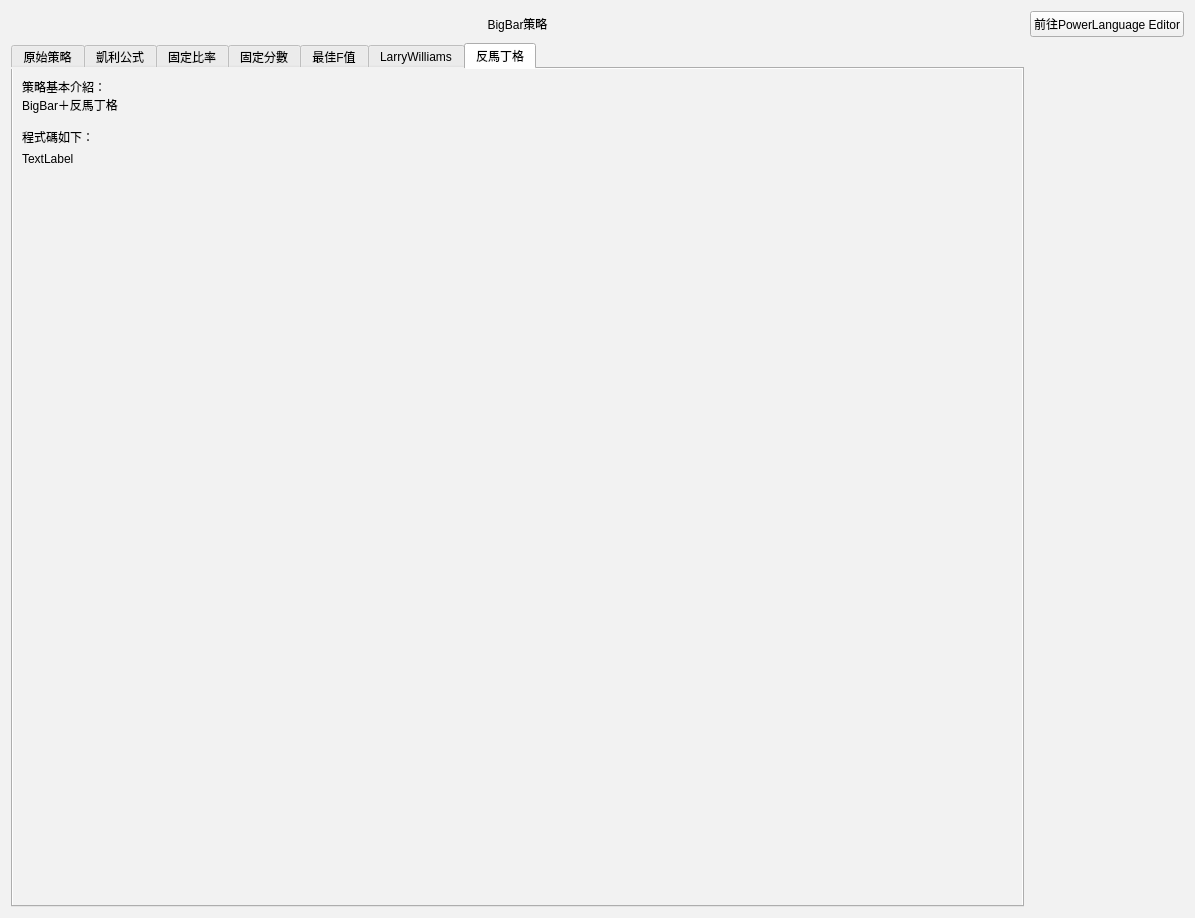
Qt form BigBar_Strategies_UI.ui (allen93075/Winner) before a commit.
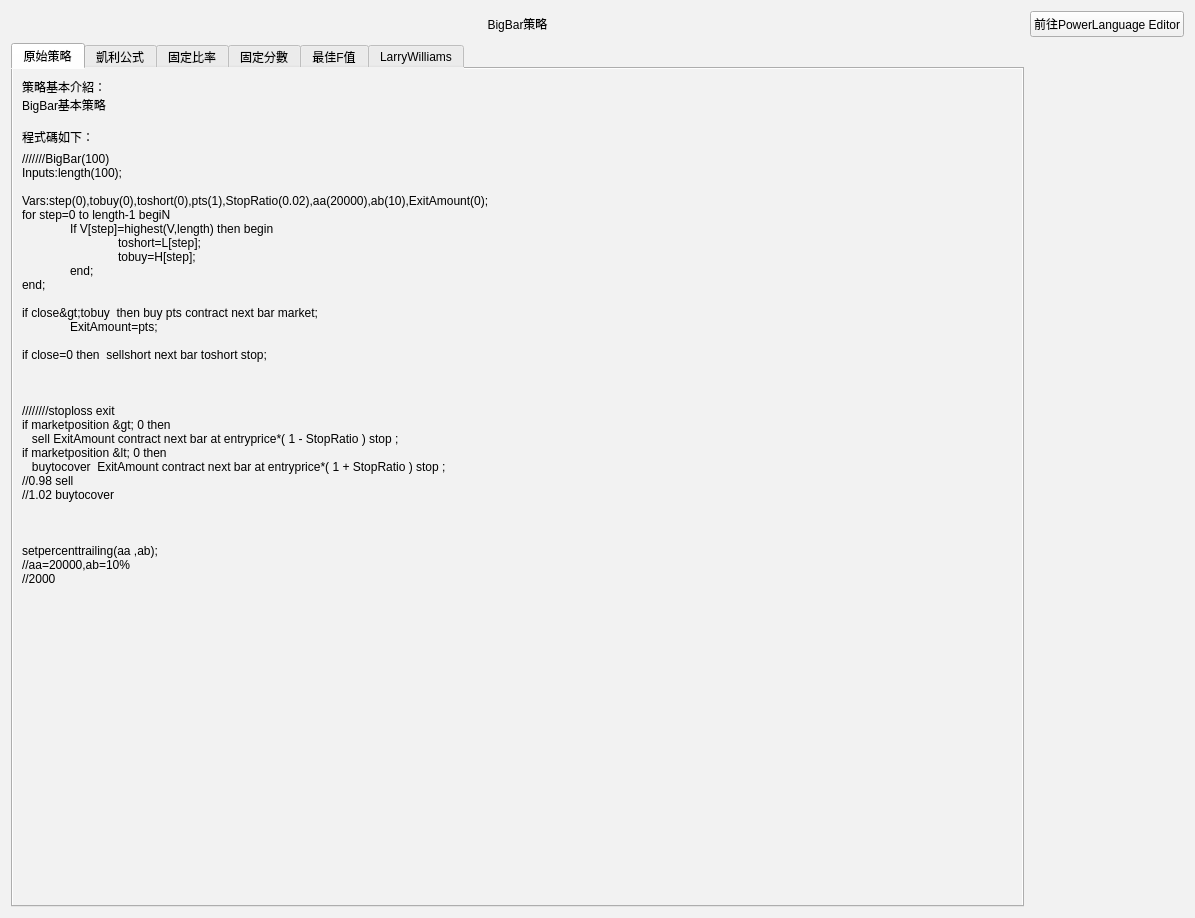
The same form after that commit. The open tabs and pages were chosen to show the change.

Diff of the .ui file:
```diff
--- a/BigBar_Strategies_UI.ui
+++ b/BigBar_Strategies_UI.ui
@@ -529,43 +529,6 @@
        </item>
       </layout>
      </widget>
-     <widget class="QWidget" name="tab_7">
-      <attribute name="title">
-       <string>反馬丁格</string>
-      </attribute>
-      <layout class="QGridLayout" name="gridLayout_7">
-       <item row="1" column="0">
-        <widget class="QLabel" name="label_15">
-         <property name="text">
-          <string>TextLabel</string>
-         </property>
-        </widget>
-       </item>
-       <item row="0" column="0">
-        <widget class="QLabel" name="label_8">
-         <property name="text">
-          <string>策略基本介紹：
-BigBar＋反馬丁格
-
-程式碼如下：</string>
-         </property>
-        </widget>
-       </item>
-       <item row="2" column="0">
-        <spacer name="verticalSpacer_7">
-         <property name="orientation">
-          <enum>Qt::Vertical</enum>
-         </property>
-         <property name="sizeHint" stdset="0">
-          <size>
-           <width>20</width>
-           <height>40</height>
-          </size>
-         </property>
-        </spacer>
-       </item>
-      </layout>
-     </widget>
     </widget>
    </item>
   </layout>
```
